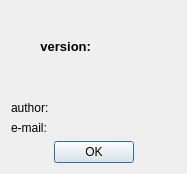
Above: digital_clock/gui/plugin_info_dialog.ui from Kolcha/DigitalClock4 before the change. Below: the same form after it.
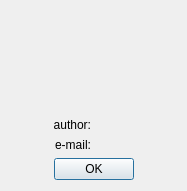
That is the form after the change. Icons and pictures are not drawn.

Commit message:
improved about plugin info dialog
branch : plugin_info_translation

```diff
--- a/digital_clock/gui/plugin_info_dialog.ui
+++ b/digital_clock/gui/plugin_info_dialog.ui
@@ -7,7 +7,7 @@
     <x>0</x>
     <y>0</y>
     <width>187</width>
-    <height>174</height>
+    <height>191</height>
    </rect>
   </property>
   <property name="sizePolicy">
@@ -42,25 +42,6 @@
     </widget>
    </item>
    <item>
-    <layout class="QHBoxLayout" name="horizontalLayout_2">
-     <item>
-      <widget class="QLabel" name="version_label">
-       <property name="font">
-        <font>
-         <pointsize>10</pointsize>
-         <weight>75</weight>
-         <bold>true</bold>
-        </font>
-       </property>
-       <property name="text">
-        <string>version:</string>
-       </property>
-       <property name="alignment">
-        <set>Qt::AlignRight|Qt::AlignTrailing|Qt::AlignVCenter</set>
-       </property>
-      </widget>
-     </item>
-     <item>
       <widget class="QLabel" name="version_value">
        <property name="font">
         <font>
@@ -72,9 +53,20 @@
        <property name="text">
         <string notr="true">&lt;version&gt;</string>
        </property>
-      </widget>
-     </item>
-    </layout>
+     <property name="alignment">
+      <set>Qt::AlignCenter</set>
+     </property>
+    </widget>
+   </item>
+   <item>
+    <widget class="QLabel" name="icon_label">
+     <property name="text">
+      <string notr="true">&lt;icon&gt;</string>
+     </property>
+     <property name="alignment">
+      <set>Qt::AlignCenter</set>
+     </property>
+    </widget>
    </item>
    <item>
     <widget class="QLabel" name="description_value">
@@ -121,6 +113,9 @@
        <property name="text">
         <string>author:</string>
        </property>
+       <property name="alignment">
+        <set>Qt::AlignRight|Qt::AlignTrailing|Qt::AlignVCenter</set>
+       </property>
       </widget>
      </item>
      <item row="0" column="1">
@@ -135,6 +130,9 @@
        <property name="text">
         <string notr="true">e-mail:</string>
        </property>
+       <property name="alignment">
+        <set>Qt::AlignRight|Qt::AlignTrailing|Qt::AlignVCenter</set>
+       </property>
       </widget>
      </item>
     </layout>
```
Left out of the diff: 3 changed lines with no effect on the pictures. Lines whose indentation alone changed are shown as unchanged. The commit also changes 3 other files.
